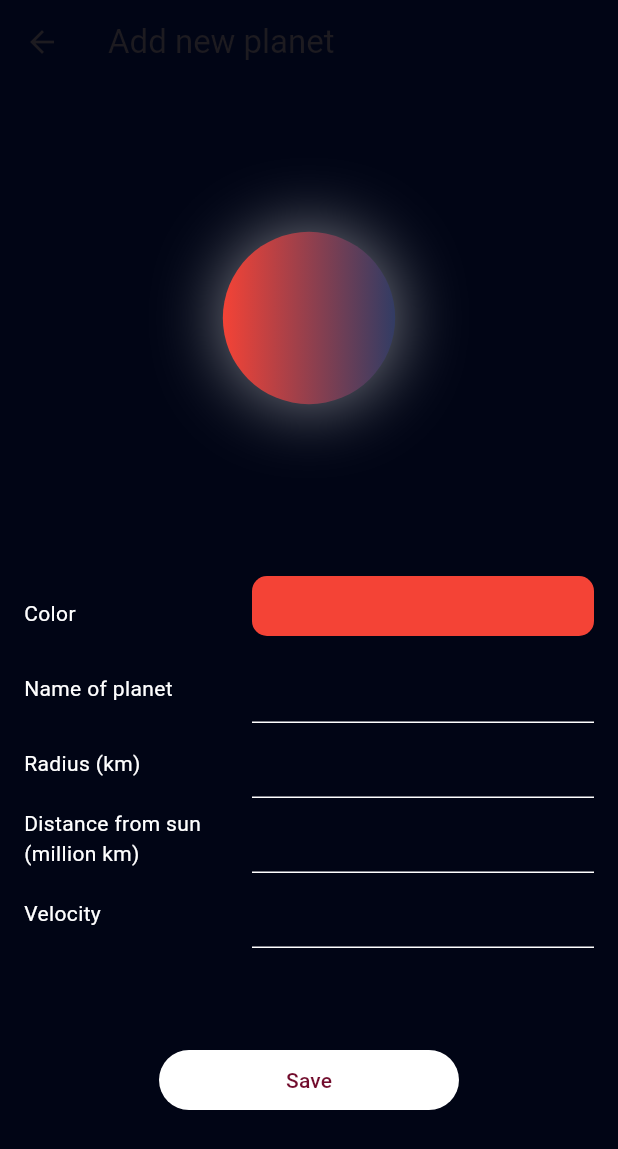
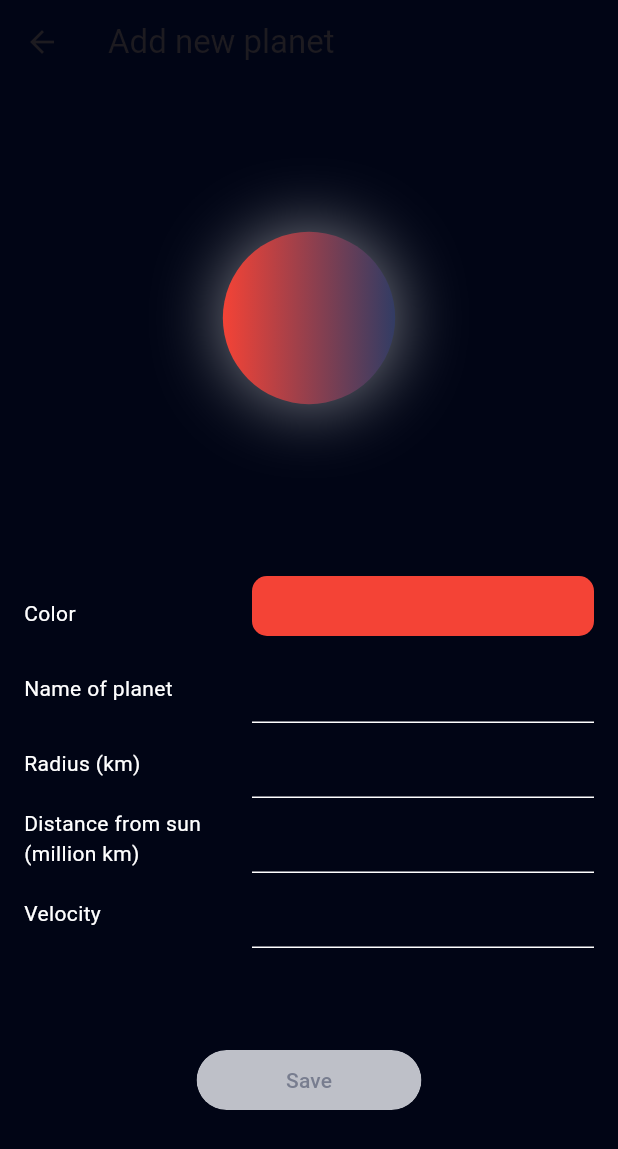
Before and after one commit to rossieShark/planet_system, a Flutter app: the AddNewPlanet screen opened directly, on a phone screen of 412 x 824 dp. Shown: the top 1149 px of the screen. Run offline on Flutter 3.47's test engine with Material 3 defaults, Android fonts, the phone set to English and light mode, and no system bars; our stand-ins replace equatable, flutter_bloc, flutter_colorpicker, freezed_annotation, shared_preferences; accounts and stored records are empty.

Commit message:
save button bug fix

```diff
--- a/lib/bloc/new_planet_bloc/new_planet_bloc.dart
+++ b/lib/bloc/new_planet_bloc/new_planet_bloc.dart
@@ -10,9 +10,9 @@ class NewPlanetBloc extends Bloc<NewPlanetEvent, NewPlanetState> {
       : super(NewPlanetState(
             color: Colors.red,
             raduis: (20000, null, true),
-            distance: (null, null, true),
-            velocity: (null, null, true),
-            name: (null, null, true),
+            distance: (null, null, false),
+            velocity: (null, null, false),
+            name: (null, null, false),
             isValid: false)) {
     on<ChangeColorEvent>(_onChangeColor);
     on<ChangeRadiusEvent>(_onChangeRadius);
@@ -36,6 +36,7 @@ class NewPlanetBloc extends Bloc<NewPlanetEvent, NewPlanetState> {
     } else {
       errorText = 'Invalid radius';
     }
+    add(IsValidEvent());
     emit(state.copyWith(raduis: (event.radius, errorText, isValid)));
   }
 
@@ -48,6 +49,7 @@ class NewPlanetBloc extends Bloc<NewPlanetEvent, NewPlanetState> {
     } else {
       errorText = 'Invalid distance';
     }
+    add(IsValidEvent());
     emit(state.copyWith(distance: (event.distance, errorText, isValid)));
   }
 
@@ -60,6 +62,7 @@ class NewPlanetBloc extends Bloc<NewPlanetEvent, NewPlanetState> {
     } else {
       errorText = 'Please enter unique name';
     }
+    add(IsValidEvent());
     emit(state.copyWith(name: (event.name, errorText, isValid)));
   }
 
@@ -72,6 +75,7 @@ class NewPlanetBloc extends Bloc<NewPlanetEvent, NewPlanetState> {
     } else {
       errorText = 'Invalid velocity';
     }
+    add(IsValidEvent());
     emit(state.copyWith(velocity: (event.velocity, errorText, isValid)));
   }
 
--- a/lib/ui/screens/add_new_planet_page/add_new_planet.dart
+++ b/lib/ui/screens/add_new_planet_page/add_new_planet.dart
@@ -91,45 +91,65 @@ class _SaveButtonWidget extends StatelessWidget {
           child: ClipRRect(
         borderRadius: BorderRadius.circular(20),
         child: Container(
-            width: 200,
+          width: 150,
           height: 40,
-            color: AppColors.white,
-            child: TextButton(
-              onPressed: () {
-                final newPlanet = context.read<NewPlanetBloc>();
-                newPlanet.add(IsValidEvent());
-                onPressed(context, state);
+          //   color: AppColors.white,
+          child: ElevatedButton(
+            onPressed: state.isValid ? () => onPressed(context, state) : null,
+            style: ButtonStyle(
+              backgroundColor: MaterialStateProperty.resolveWith(
+                (states) {
+                  if (states.contains(MaterialState.disabled)) {
+                    return const Color.fromARGB(
+                        255, 190, 192, 200); // Replace with your desired color
+                  }
+                  return AppColors.white;
                 },
-              child: const Text(
-                'Save',
-                style: TextStyle(color: AppColors.accent),
+              ),
+              // Style for the enabled state
+              foregroundColor: MaterialStateProperty.resolveWith(
+                (states) {
+                  if (states.contains(MaterialState.disabled)) {
+                    return AppColors.grey; // Replace with your desired color
+                  }
+                  return AppColors.accent;
+                },
+              ),
+              // Style for the disabled state
+              // overlayColor: MaterialStateProperty.resolveWith(
+              //   (states) {
+              //     if (states.contains(MaterialState.disabled)) {
+              //       return AppColors.grey; // Replace with your desired color
+              //     }
+              //     return null;
+              //   },
+              // ),
+            ),
+            child: const Text('Save'),
           ),
         ),
-          ),
-        ),
-      );
+      ));
     });
   }
 
   void onPressed(BuildContext context, NewPlanetState state) {
-    if (state.isValid) {
+    // if (state.isValid) {
     final planetsBloc = context.read<PlanetsBloc>();
     final newPlanet = context.read<NewPlanetBloc>();
     planetsBloc.add(AddPlanetsBlocEvent(NewPlanetModel(
         color: newPlanet.state.color,
         raduis: ScaleService().convertRadius(newPlanet.state.raduis.$1!) * 3,
-          distance:
-              ScaleService().convertDistance(newPlanet.state.distance.$1!),
+        distance: ScaleService().convertDistance(newPlanet.state.distance.$1!),
         velocity: newPlanet.state.velocity.$1,
         name: newPlanet.state.name.$1)));
     Navigator.of(context).pop();
     newPlanet.add(ClearValuesEvent());
-    } else {
-      AlertDialogWidget().showAlertDialogIos(
-          context: context,
-          title: 'Please fill all fields',
-          onPressed: () => ());
-    }
+    // } else {
+    //   AlertDialogWidget().showAlertDialogIos(
+    //       context: context,
+    //       title: 'Please fill all fields',
+    //       onPressed: () => ());
+    // }
   }
 }
 
```
Lines whose indentation alone changed are shown as unchanged.
